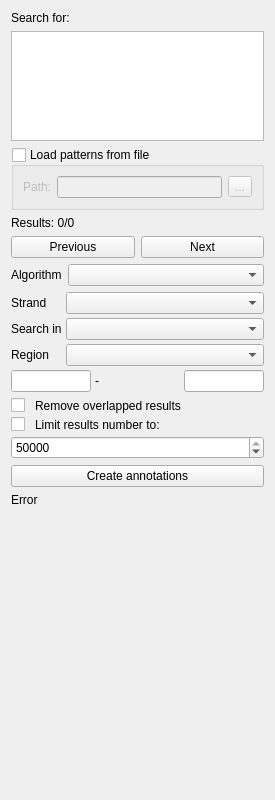
Old version of the form src/corelibs/U2View/src/ov_sequence/find_pattern/ui/FindPatternForm.ui in the repository violethaze74/ugene.
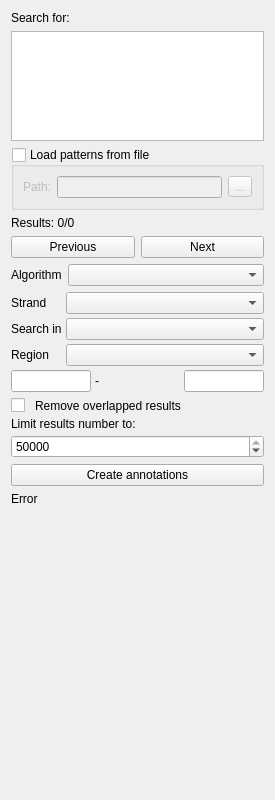
New version of the form.

Diff of the .ui file:
```diff
--- a/src/corelibs/U2View/src/ov_sequence/find_pattern/ui/FindPatternForm.ui
+++ b/src/corelibs/U2View/src/ov_sequence/find_pattern/ui/FindPatternForm.ui
@@ -354,17 +354,10 @@
        </layout>
       </item>
       <item>
-       <layout class="QHBoxLayout" name="layoutUseMaxResult" stretch="0,1">
+       <layout class="QHBoxLayout" name="layoutUseMaxResult" stretch="1">
         <property name="spacing">
          <number>10</number>
         </property>
-        <item>
-         <widget class="QCheckBox" name="boxUseMaxResult">
-          <property name="text">
-           <string/>
-          </property>
-         </widget>
-        </item>
         <item>
          <widget class="QLabel" name="labelUseMaxResult">
           <property name="text">
```
Left out of the diff: 2 changed lines with no effect on the pictures.
